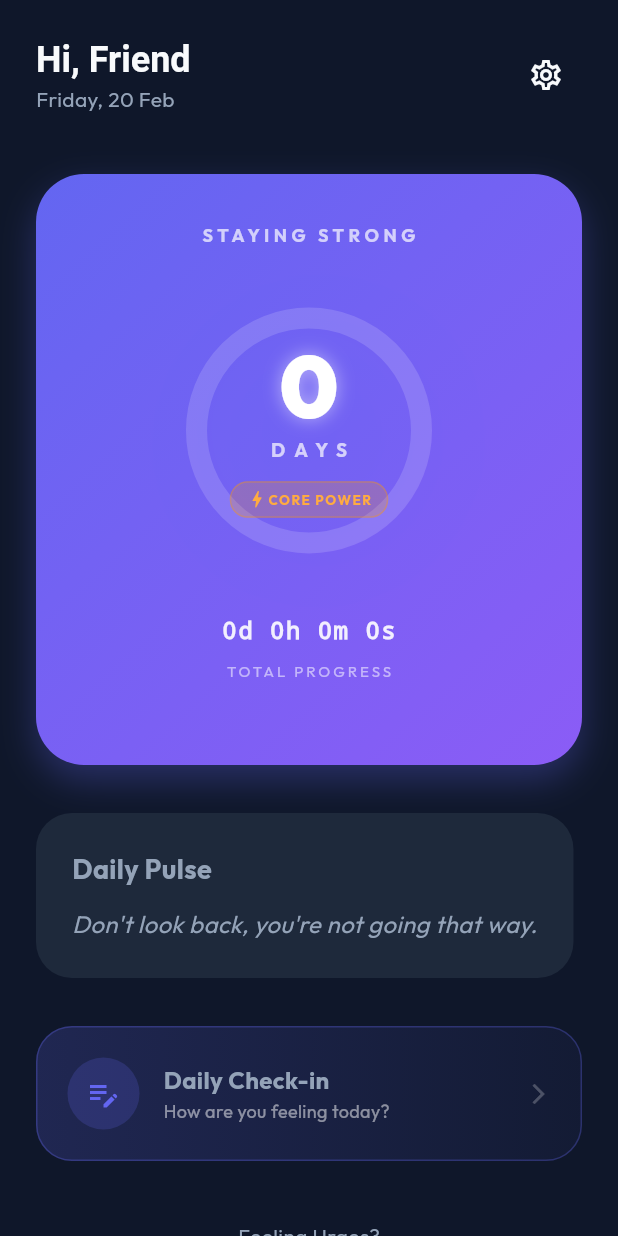
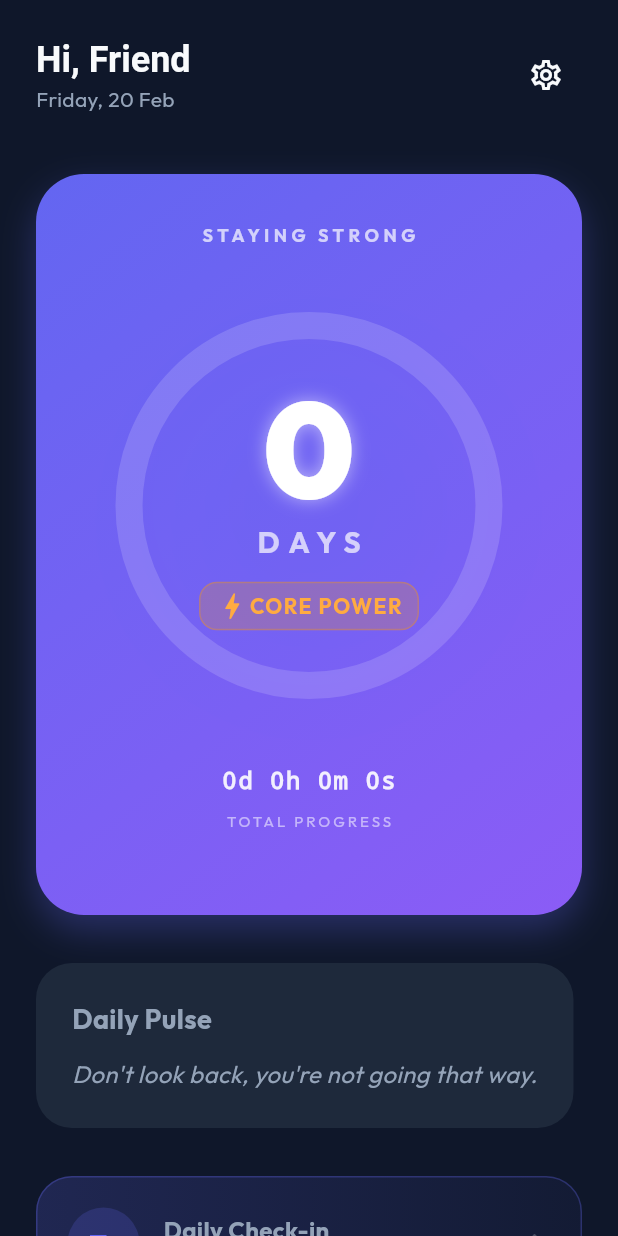
Before and after one commit to Gansputra/Ascendly, a Flutter app: the DashboardScreen screen opened directly, on a phone screen of 412 x 824 dp. Run offline on Flutter 3.47's test engine with Material 3 defaults, Android fonts, the phone set to English and light mode, and no system bars; our stand-ins replace animate_do, fl_chart, flutter_dotenv, google_fonts, lucide_icons, shared_preferences and 3 more; accounts and stored records are empty.

Commit message:
increase StreakGauge size to 280 for better visual impact

```diff
--- a/lib/screens/dashboard/dashboard_screen.dart
+++ b/lib/screens/dashboard/dashboard_screen.dart
@@ -159,7 +159,7 @@ class _DashboardScreenState extends State<DashboardScreen> {
                             const SizedBox(height: 32),
                             StreakGauge(
                               duration: _currentDuration,
-                              size: 180,
+                              size: 280,
                             ),
                             const SizedBox(height: 32),
                             Text(
--- a/lib/widgets/streak_gauge.dart
+++ b/lib/widgets/streak_gauge.dart
@@ -174,8 +174,8 @@ class GaugePainter extends CustomPainter {
   @override
   void paint(Canvas canvas, Size size) {
     final center = Offset(size.width / 2, size.height / 2);
-    final radius = (min(size.width, size.height) / 2) - 15;
-    const strokeWidth = 14.0;
+    final radius = (min(size.width, size.height) / 2) - 20;
+    const strokeWidth = 18.0;
 
     // Draw Background Track
     final bgPaint = Paint()
```
